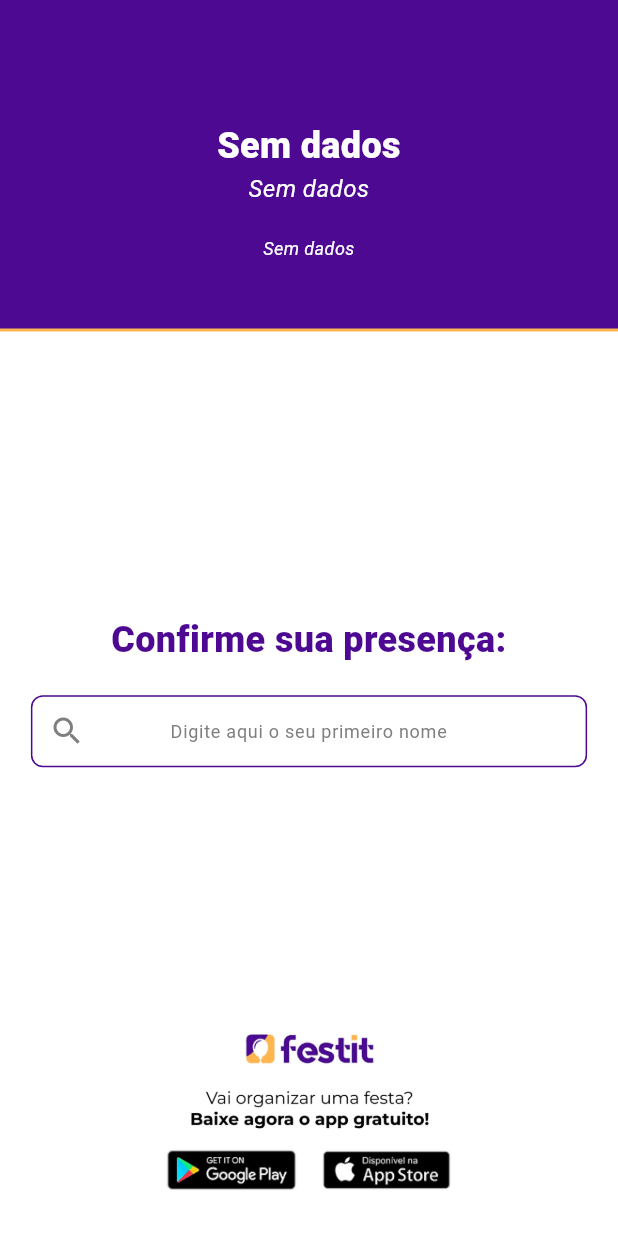
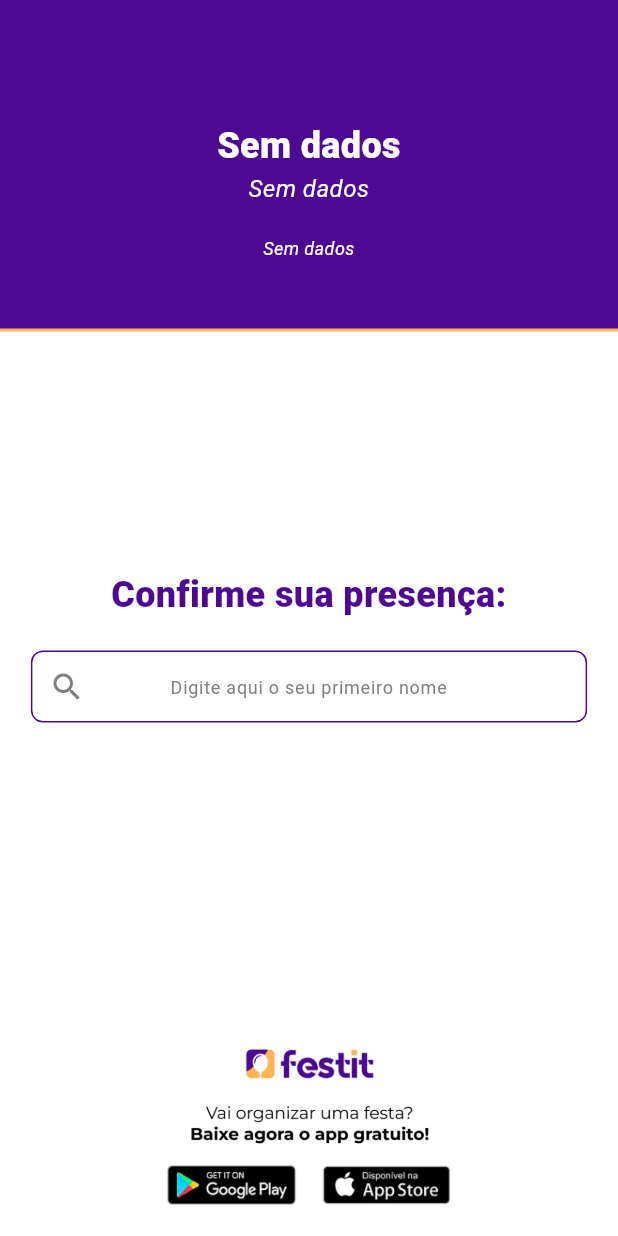
Before and after one commit to TZPabLoTZ/TZPabLoTZ.github.io, a Flutter app: the screen it shows after launch, on a phone screen of 412 x 824 dp. Run offline on Flutter 3.47's test engine with Material 3 defaults, Android fonts, the light colour scheme and no system bars; our stand-ins replace cloud_firestore, firebase_core, get; missing offline and left inert: dart:html, dart:js; accounts and stored records are empty; Roboto replaces fonts that are missing (Montserrat, Montserrat-italic); statements that could not run were skipped.

Commit message:
feat: added new changes

```diff
--- a/lib/infra/models/evento.dart
+++ b/lib/infra/models/evento.dart
@@ -10,6 +10,7 @@ class Evento {
   String? tipo;
   String? endereco;
   double? orcamento;
+  int? qtd_acompanhante;
   DateTime? data;
   DateTime? data_criacao;
   DateTime? data_atualizacao;
@@ -21,9 +22,10 @@ class Evento {
     this.nome,
     this.cover_url,
     this.tipo,
+    this.endereco,
     this.orcamento,
+    this.qtd_acompanhante,
     this.data,
-    this.endereco,
     this.data_criacao,
     this.data_atualizacao,
     this.convidados,
@@ -50,6 +52,9 @@ class Evento {
     }
     if (orcamento != null) {
       result.addAll({'orcamento': orcamento});
+    }
+    if (qtd_acompanhante != null) {
+      result.addAll({'qtd_acompanhante': qtd_acompanhante});
     }
     if (data != null) {
       result.addAll({'data': data!.millisecondsSinceEpoch});
@@ -79,6 +84,7 @@ class Evento {
       tipo: map['tipo'],
       endereco: map['endereco'],
       orcamento: map['orcamento']?.toDouble(),
+      qtd_acompanhante: map['qtd_acompanhante']?.toInt(),
       data: map['data'] != null
           ? DateTime.fromMillisecondsSinceEpoch(map['data'])
           : null,
--- a/lib/modules/receive_guest/receive_guest_page.dart
+++ b/lib/modules/receive_guest/receive_guest_page.dart
@@ -14,7 +14,10 @@ class ReceiveGuestPage extends GetView<ReceiveGuestController> {
   Widget build(BuildContext context) {
     return const Scaffold(
       backgroundColor: AppColors.white,
-      body: BodyReceiveGuest(),
+      body: SingleChildScrollView(
+        physics: BouncingScrollPhysics(),
+        child: BodyReceiveGuest(),
+      ),
     );
   }
 }
--- a/lib/modules/receive_guest/widgets/body_receive_guest.dart
+++ b/lib/modules/receive_guest/widgets/body_receive_guest.dart
@@ -1,3 +1,5 @@
+import 'dart:js' as js;
+
 import 'package:flutter/material.dart';
 
 import '../../../widgets/event_details_card.dart';
@@ -12,15 +14,33 @@ class BodyReceiveGuest extends StatelessWidget {
       height: MediaQuery.of(context).size.height,
       width: MediaQuery.of(context).size.width,
       child: Column(
-        mainAxisAlignment: MainAxisAlignment.spaceBetween,
-        mainAxisSize: MainAxisSize.min,
         children: [
           const EventDetailsCard(),
-          const GuestForm(),
+          Expanded(
+            child: Center(
+              child: SingleChildScrollView(
+                physics: const BouncingScrollPhysics(),
+                child: Column(
+                  children: [
+                    SizedBox(
+                      height: MediaQuery.of(context).size.height * 0.05,
+                    ),
+                    const GuestForm(),
+                    SizedBox(
+                      height: MediaQuery.of(context).size.height * 0.12,
+                    ),
+                  ],
+                ),
+              ),
+            ),
+          ),
           Padding(
-            padding: const EdgeInsets.only(bottom: 30),
+            padding: const EdgeInsets.only(bottom: 20, top: 12),
             child: GestureDetector(
-              onTap: () {},
+              onTap: () {
+                openUrlInSamePage(
+                    'https://play.google.com/store/apps/details?id=br.com.festit.app');
+              },
               child: Image.asset(
                 'assets/images/link.png',
                 scale: 3.2,
@@ -32,3 +52,7 @@ class BodyReceiveGuest extends StatelessWidget {
     );
   }
 }
+
+void openUrlInSamePage(String url) {
+  js.context.callMethod('eval', ['window.location.href="$url";']);
+}
--- a/lib/modules/receive_guest/widgets/guest_form.dart
+++ b/lib/modules/receive_guest/widgets/guest_form.dart
@@ -32,6 +32,9 @@ class GuestForm extends StatelessWidget {
                 hintText: 'Digite aqui o seu primeiro nome',
                 focusNode: control.guestFocusNode,
                 onPrefix: () {},
+                onFieldSubmitted: (value) {
+                  FocusScope.of(context).requestFocus(control.guestFocusNode);
+                },
                 onChanged: (value) {
                   control.updateSuggestions(value, -1);
                 },
@@ -136,6 +139,7 @@ class GuestForm extends StatelessWidget {
                   ],
                 ),
               ],
+              if (control.isGuestNameComplete()) const SizedBox(height: 100),
             ],
           );
         },
--- a/lib/modules/receive_guest/widgets/search_field.dart
+++ b/lib/modules/receive_guest/widgets/search_field.dart
@@ -12,6 +12,7 @@ class SearchField extends StatelessWidget {
   final Function()? onSuffix;
   final Function()? onPrefix;
   final FocusNode focusNode;
+  final Function(String)? onFieldSubmitted;
 
   const SearchField({
     super.key,
@@ -21,6 +22,7 @@ class SearchField extends StatelessWidget {
     this.onSuffix,
     this.onPrefix,
     required this.focusNode,
+    this.onFieldSubmitted,
   });
 
   @override
@@ -36,8 +38,9 @@ class SearchField extends StatelessWidget {
             Container(
               width: screenWidth > 600 ? 500 : screenWidth * 0.9,
               constraints: const BoxConstraints(maxWidth: 600),
-              child: TextField(
+              child: TextFormField(
                 focusNode: focusNode,
+                onFieldSubmitted: onFieldSubmitted,
                 onChanged: (value) => onChanged?.call(value),
                 controller: textController,
                 style: TextStyle(fontSize: screenWidth > 600 ? 16 : 14),
--- a/pubspec.yaml
+++ b/pubspec.yaml
@@ -1,6 +1,6 @@
 name: festit_invited
 description: "A new Flutter project."
-publish_to: 'none'
+publish_to: "none"
 
 version: 1.0.0+1
 
@@ -29,15 +29,11 @@ dev_dependencies:
 
   flutter_lints: ^4.0.0
 
-
 flutter:
-
   uses-material-design: true
 
   assets:
     - assets/images/
-
-
 
   # To add custom fonts to your application, add a fonts section here,
   # in this "flutter" section. Each entry in this list should have a
```
Also changed, not shown: lib/modules/receive_guest/receive_guest_controller.dart (+10 -3 lines).
